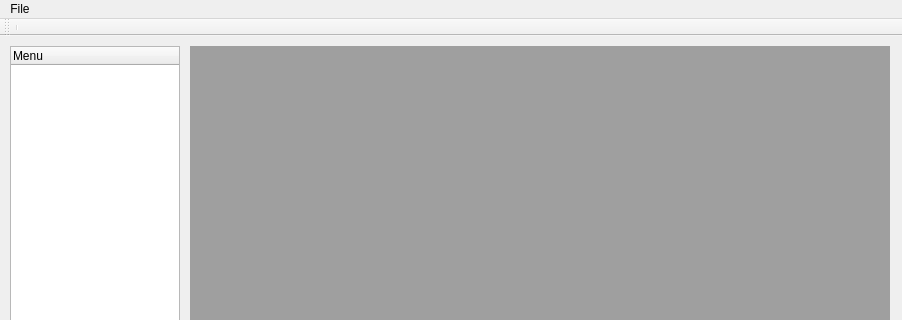
The window that ITS_QT/ITS/its.ui (utkucan/imagetrackingsystem) describes before a commit, drawn with Qt 5; both pictures show x 0 to 902 and y 0 to 320 of the 902 by 573 pixel window.
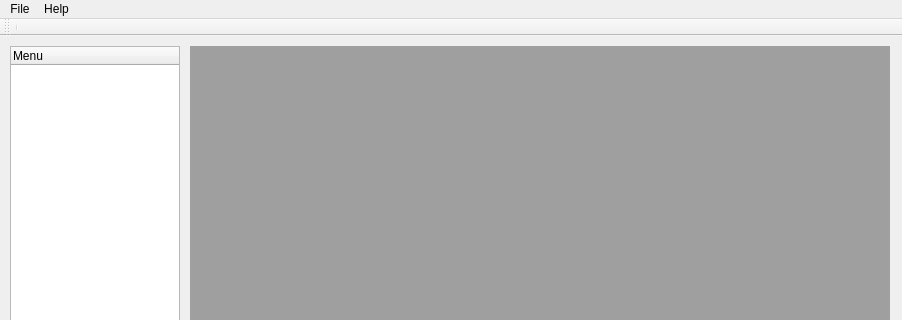
The same window after the commit.

What changed in the file:
```diff
--- a/ITS_QT/ITS/its.ui
+++ b/ITS_QT/ITS/its.ui
@@ -81,7 +81,14 @@
     </widget>
     <addaction name="menuImport_Photos"/>
    </widget>
+   <widget class="QMenu" name="menuHelp">
+    <property name="title">
+     <string>Help</string>
+    </property>
+    <addaction name="actionAbout_ITS"/>
+   </widget>
    <addaction name="menuFile"/>
+   <addaction name="menuHelp"/>
   </widget>
   <widget class="QToolBar" name="mainToolBar">
    <attribute name="toolBarArea">
```
Left out of the diff: 5 changed lines with no effect on the pictures.
